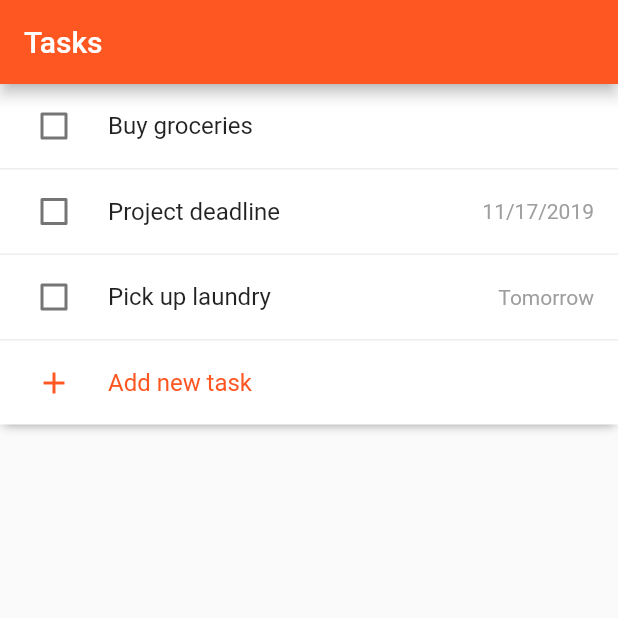
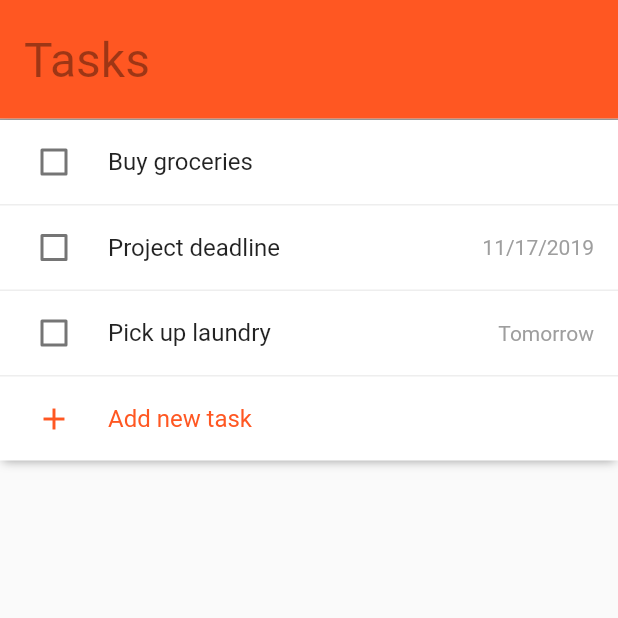
Before and after one commit to xusoo/flutter-simple-todo, a Flutter app: the screen it shows after launch, on a phone screen of 412 x 824 dp, the top half of it. Run offline on Flutter 3.47's test engine with Material 2 defaults, Android fonts, the phone set to English and light mode, and no system bars.

Commit message:
Set up global theme and support dark mode

```diff
--- a/lib/main.dart
+++ b/lib/main.dart
@@ -5,20 +5,40 @@ import 'package:simple_todo/widgets/tasks_list.dart';
 
 void main() => runApp(MyApp());
 
+const materialColor = Colors.deepOrange;
+
 class MyApp extends StatelessWidget {
   @override
   Widget build(BuildContext context) {
-    var primaryColor = Colors.deepOrange;
-
     return ChangeNotifierProvider<TasksModel>(
       builder: (context) => TasksModel(),
       child: MaterialApp(
+        debugShowCheckedModeBanner: false,
         title: 'Flutter Demo',
         theme: ThemeData(
-          primarySwatch: primaryColor,
+          brightness: Brightness.light,
+          primarySwatch: materialColor,
+          disabledColor: Colors.grey.shade100,
+          appBarTheme: AppBarTheme(
+            textTheme: TextTheme(
+              title: TextStyle(color: Colors.black38),
+            ),
+          ),
           buttonTheme: ButtonThemeData(
-            buttonColor: primaryColor,
+            padding: EdgeInsets.symmetric(vertical: 5, horizontal: 20),
             textTheme: ButtonTextTheme.primary,
+          ),
+        ),
+        darkTheme: ThemeData(
+          brightness: Brightness.dark,
+          primarySwatch: materialColor,
+          primaryColor: materialColor,
+          accentColor: materialColor,
+          toggleableActiveColor: materialColor,
+          appBarTheme: AppBarTheme(
+            textTheme: TextTheme(
+              title: TextStyle(color: Colors.black38),
+            ),
           ),
         ),
         home: HomePage(),
@@ -31,8 +51,21 @@ class HomePage extends StatelessWidget {
   @override
   Widget build(BuildContext context) {
     return Scaffold(
-      appBar: AppBar(
-        title: const Text('Tasks'),
+      appBar: PreferredSize(
+        preferredSize: Size.fromHeight(80),
+        child: Container(
+          decoration: BoxDecoration(
+            border: Border(bottom: BorderSide(width: 1, color: Colors.black38)),
+          ),
+          child: AppBar(
+            elevation: 0,
+            centerTitle: false,
+            title: Padding(
+              padding: const EdgeInsets.only(top: 25.0),
+              child: Text('Tasks', style: TextStyle(fontSize: 32)),
+            ),
+          ),
+        ),
       ),
       body: TasksList(),
     );
```
